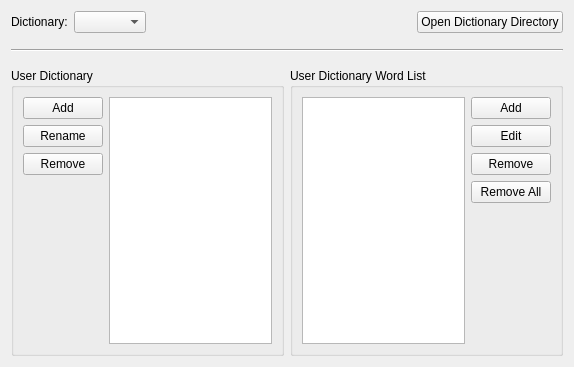
Sigil-Ebook/Sigil, file src/Sigil/Form_Files/PSpellCheckWidget.ui: the form before one commit.
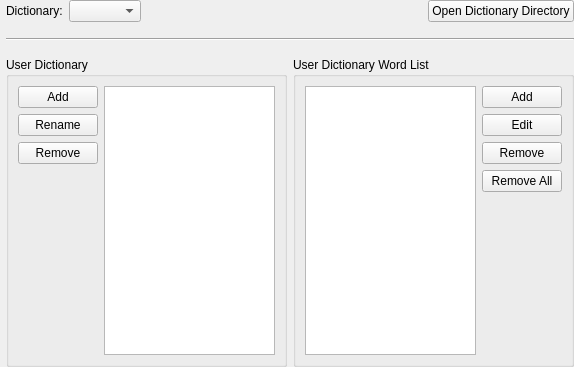
The form after the commit.

Commit message: Fix alignment of preferences widgets to match parent dialog.

Diff of the .ui file:
```diff
--- a/src/Sigil/Form_Files/PSpellCheckWidget.ui
+++ b/src/Sigil/Form_Files/PSpellCheckWidget.ui
@@ -14,6 +14,18 @@
    <string>Spellcheck Dictionaries</string>
   </property>
   <layout class="QVBoxLayout" name="verticalLayout_2">
+   <property name="leftMargin">
+    <number>6</number>
+   </property>
+   <property name="topMargin">
+    <number>0</number>
+   </property>
+   <property name="rightMargin">
+    <number>0</number>
+   </property>
+   <property name="bottomMargin">
+    <number>0</number>
+   </property>
    <item>
     <layout class="QHBoxLayout" name="horizontalLayout_5">
      <item>
```
The commit also changes 4 other files.
